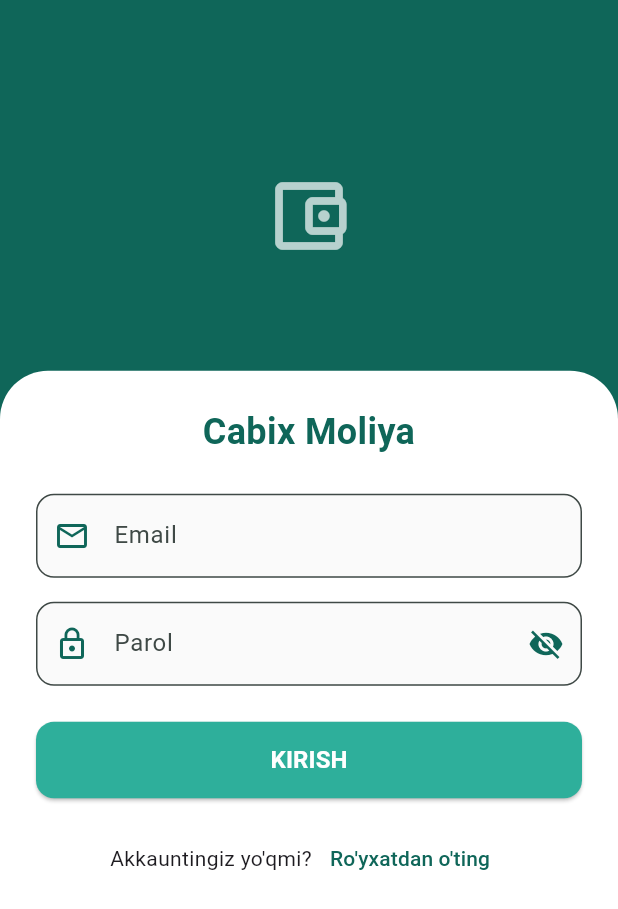
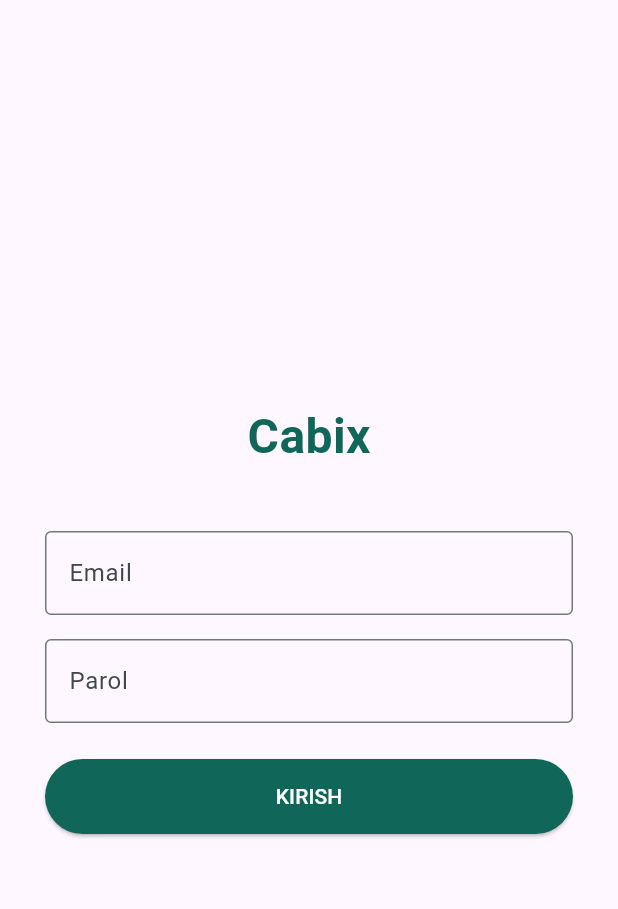
Before and after one commit to aka-FinGo/cabix, a Flutter app: the screen it shows after launch, on a phone screen of 412 x 824 dp. Shown: the top 909 px of the screen. Run offline on Flutter 3.47's test engine with Material 3 defaults, Android fonts, the light colour scheme and no system bars; our stand-ins replace flutter_riverpod, go_router, supabase_flutter; accounts and stored records are empty.

Commit message:
Update login_screen.dart

```diff
--- a/lib/features/auth/login_screen.dart
+++ b/lib/features/auth/login_screen.dart
@@ -12,168 +12,54 @@
 class _LoginScreenState extends State<LoginScreen> {
   final _emailController = TextEditingController();
   final _passwordController = TextEditingController();
-  final _formKey = GlobalKey<FormState>();
   bool _isLoading = false;
-  bool _obscurePassword = true;
 
   Future<void> _signIn() async {
-    if (!_formKey.currentState!.validate()) return;
-
     setState(() => _isLoading = true);
     try {
       await Supabase.instance.client.auth.signInWithPassword(
         email: _emailController.text.trim(),
         password: _passwordController.text.trim(),
       );
+      if (mounted) context.go('/dashboard');
     } on AuthException catch (e) {
-      if (mounted) {
-        ScaffoldMessenger.of(context).showSnackBar(SnackBar(content: Text(e.message)));
-      }
+      ScaffoldMessenger.of(context).showSnackBar(SnackBar(content: Text(e.message), backgroundColor: Colors.red));
     } catch (e) {
-      if (mounted) {
-        ScaffoldMessenger.of(context).showSnackBar(const SnackBar(content: Text('Kutilmagan xatolik')));
-      }
+      ScaffoldMessenger.of(context).showSnackBar(const SnackBar(content: Text("Kutilmagan xatolik!"), backgroundColor: Colors.red));
     } finally {
       if (mounted) setState(() => _isLoading = false);
     }
   }
 
   @override
-  void dispose() {
-    _emailController.dispose();
-    _passwordController.dispose();
-    super.dispose();
-  }
-
-  @override
   Widget build(BuildContext context) {
-    const fintechPrimary = Color(0xFF0F6659);
-    const fintechAccent = Color(0xFF2EAF9B);
-
-    // Ekran o'lchamini aniqlash
-    final size = MediaQuery.of(context).size;
-    final bool isSmallScreen = size.height < 700;
-
     return Scaffold(
-      backgroundColor: fintechPrimary,
-      body: Stack(
-        children: [
-          // 1. Header qismi - Mobil uchun qisqartirildi
-          Positioned(
-            top: 0,
-            left: 0,
-            right: 0,
-            height: isSmallScreen ? size.height * 0.25 : size.height * 0.35,
+      body: Center(
         child: Container(
-              color: fintechPrimary,
-              child: const Center(
-                child: Icon(Icons.account_balance_wallet_outlined, size: 60, color: Colors.white70),
-              ),
-            ),
-          ),
-
-          // 2. Oq karta - Autofill bilan boyitildi
-          Positioned(
-            top: isSmallScreen ? size.height * 0.22 : size.height * 0.3,
-            left: 0,
-            right: 0,
-            bottom: 0,
-            child: Container(
-              decoration: const BoxDecoration(
-                color: Colors.white,
-                borderRadius: BorderRadius.only(
-                  topLeft: Radius.circular(32),
-                  topRight: Radius.circular(32),
-                ),
-              ),
-              child: SingleChildScrollView(
-                padding: const EdgeInsets.all(24.0),
-                child: AutofillGroup( // Brauzer eslab qolishi uchun asosiy qism
-                  child: Form(
-                    key: _formKey,
+          constraints: const BoxConstraints(maxWidth: 400),
+          padding: const EdgeInsets.all(24),
           child: Column(
-                      crossAxisAlignment: CrossAxisAlignment.stretch,
-                      children: [
-                        const Text(
-                          'Cabix Moliya',
-                          textAlign: TextAlign.center,
-                          style: TextStyle(fontSize: 24, fontWeight: FontWeight.bold, color: fintechPrimary),
-                        ),
-                        const SizedBox(height: 24),
-
-                        // Email Input + Autofill Hint
-                        TextFormField(
-                          controller: _emailController,
-                          autofillHints: const [AutofillHints.email], // Tizimga signal: "Bu email maydoni"
-                          keyboardType: TextInputType.emailAddress,
-                          textInputAction: TextInputAction.next, // Keyingi inputga o'tish
-                          decoration: InputDecoration(
-                            labelText: 'Email',
-                            prefixIcon: const Icon(Icons.email_outlined, color: fintechPrimary),
-                            border: OutlineInputBorder(borderRadius: BorderRadius.circular(12)),
-                            filled: true,
-                            fillColor: Colors.grey[50],
-                          ),
-                          validator: (val) => val!.isEmpty ? 'Emailni kiriting' : null,
-                        ),
-                        const SizedBox(height: 16),
-
-                        // Parol Input + Autofill Hint
-                        TextFormField(
-                          controller: _passwordController,
-                          autofillHints: const [AutofillHints.password], // Tizimga signal: "Bu parol maydoni"
-                          obscureText: _obscurePassword,
-                          textInputAction: TextInputAction.done, // Klaviaturada "Tayyor" tugmasi
-                          onFieldSubmitted: (_) => _signIn(), // Enterni bossa kiradi
-                          decoration: InputDecoration(
-                            labelText: 'Parol',
-                            prefixIcon: const Icon(Icons.lock_outline, color: fintechPrimary),
-                            suffixIcon: IconButton(
-                              icon: Icon(_obscurePassword ? Icons.visibility_off : Icons.visibility, color: fintechPrimary),
-                              onPressed: () => setState(() => _obscurePassword = !_obscurePassword),
-                            ),
-                            border: OutlineInputBorder(borderRadius: BorderRadius.circular(12)),
-                            filled: true,
-                            fillColor: Colors.grey[50],
-                          ),
-                          validator: (val) => val!.isEmpty ? 'Parolni kiriting' : null,
-                        ),
-
-                        const SizedBox(height: 24),
-
-                        ElevatedButton(
-                          onPressed: _isLoading ? null : _signIn,
-                          style: ElevatedButton.styleFrom(
-                            backgroundColor: fintechAccent,
-                            foregroundColor: Colors.white,
-                            padding: const EdgeInsets.symmetric(vertical: 14),
-                            shape: RoundedRectangleBorder(borderRadius: BorderRadius.circular(12)),
-                          ),
-                          child: _isLoading
-                              ? const SizedBox(height: 20, width: 20, child: CircularProgressIndicator(color: Colors.white, strokeWidth: 2))
-                              : const Text('KIRISH', style: TextStyle(fontSize: 16, fontWeight: FontWeight.bold)),
-                        ),
-
-                        const SizedBox(height: 16),
-                        Row(
             mainAxisAlignment: MainAxisAlignment.center,
             children: [
-                            const Text('Akkauntingiz yo\'qmi?'),
-                            TextButton(
-                              onPressed: () => context.go('/register'),
-                              child: const Text('Ro\'yxatdan o\'ting', style: TextStyle(color: fintechPrimary)),
+              const Text("Cabix", style: TextStyle(fontSize: 32, fontWeight: FontWeight.bold, color: Color(0xFF0F6659))),
+              const SizedBox(height: 40),
+              TextField(controller: _emailController, decoration: const InputDecoration(labelText: "Email", border: OutlineInputBorder())),
+              const SizedBox(height: 16),
+              TextField(controller: _passwordController, obscureText: true, decoration: const InputDecoration(labelText: "Parol", border: OutlineInputBorder())),
+              const SizedBox(height: 24),
+              SizedBox(
+                width: double.infinity,
+                height: 50,
+                child: ElevatedButton(
+                  onPressed: _isLoading ? null : _signIn,
+                  style: ElevatedButton.styleFrom(backgroundColor: const Color(0xFF0F6659), foregroundColor: Colors.white),
+                  child: _isLoading ? const CircularProgressIndicator(color: Colors.white) : const Text("KIRISH"),
                 ),
-                          ],
               ),
             ],
           ),
         ),
       ),
-              ),
-            ),
-          ),
-        ],
-      ),
     );
   }
 }
```
Lines whose indentation alone changed are shown as unchanged.
